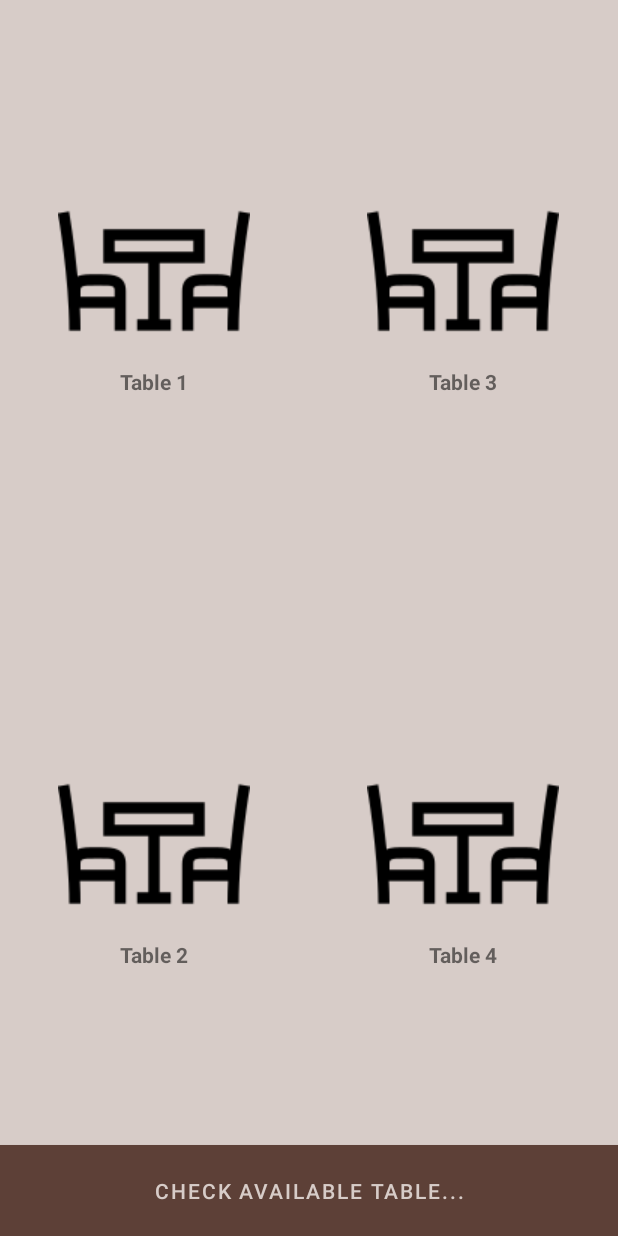
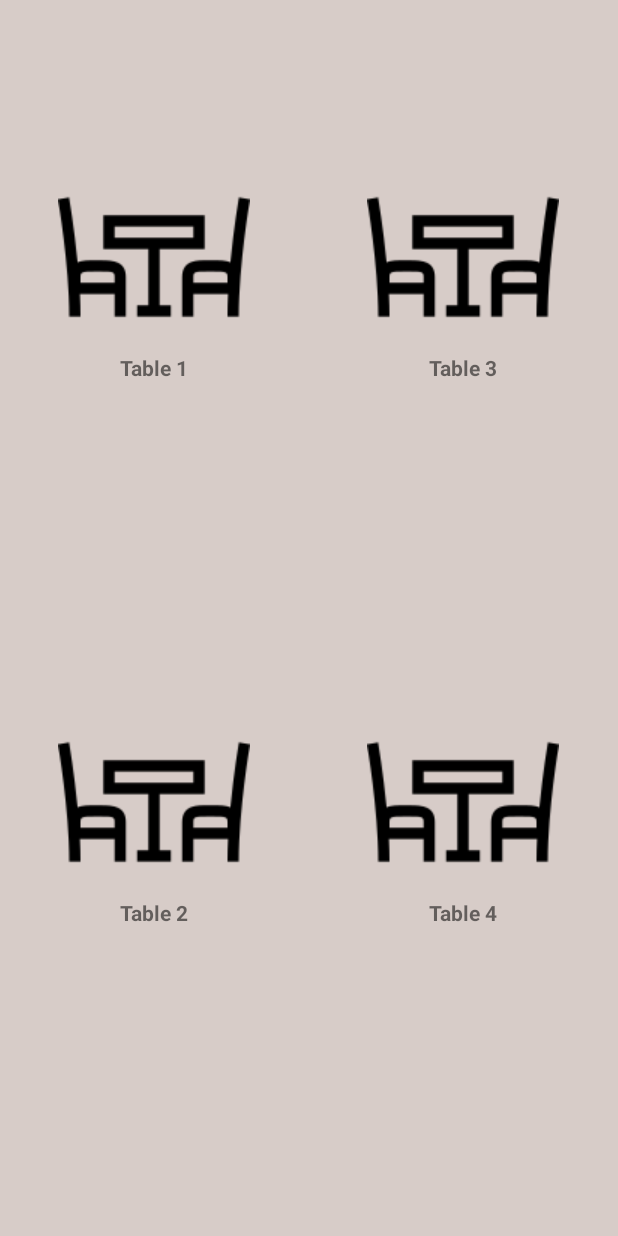
Before and after one commit to ThanhSangNguyen173/ShoppingPay, an Android app: the layout activity_table.xml on its own in the app's theme, with its tools: preview values and no code run, on a phone screen of 412 x 824 dp. Run offline under Robolectric (Android 15) with nearby library versions, the phone set to English and light mode, and no system bars.

Commit message:
update,edit,add note for layout choose table

```diff
--- a/app/src/main/AndroidManifest.xml
+++ b/app/src/main/AndroidManifest.xml
@@ -29,7 +29,8 @@
         <service
             android:name=".application.MyFirebaseMessagingService"
             android:enabled="true"
-            android:exported="true">
+            android:exported="true"
+            android:stopWithTask="false">
             <intent-filter>
                 <action android:name="com.google.firebase.MESSAGING_EVENT" />
             </intent-filter>
--- a/app/src/main/java/com/example/shoppingpay/views/activity/choosetable/ChooseTableActivity.java
+++ b/app/src/main/java/com/example/shoppingpay/views/activity/choosetable/ChooseTableActivity.java
@@ -7,6 +7,7 @@ import android.view.animation.Animation;
 import android.view.animation.AnimationUtils;
 import android.widget.Button;
 import android.widget.ImageButton;
+import android.widget.LinearLayout;
 import android.widget.TabHost;
 import android.widget.Toast;
 
@@ -28,6 +29,7 @@ public class ChooseTableActivity extends AppCompatActivity {
     String tb1,tb2,tb3,tb4,tb5,tb6,tb21,tb22,tb23,tb24;
     TabHost tabHost;
     Button btn_checktable;
+    LinearLayout item_note_status;
     ImageButton imgbtn1,imgbtn2,imgbtn3,imgbtn4,imgbtn5,imgbtn6,imgbtn21,imgbtn22,imgbtn23,imgbtn24;
 
 
@@ -206,6 +208,7 @@ public class ChooseTableActivity extends AppCompatActivity {
         imgbtn22 = findViewById(R.id.btn_table22);
         imgbtn23 = findViewById(R.id.btn_table23);
         imgbtn24 = findViewById(R.id.btn_table24);
+        item_note_status = findViewById(R.id.item_note_status);
 
         tabHost.setVisibility(View.INVISIBLE);
     }
@@ -217,6 +220,7 @@ public class ChooseTableActivity extends AppCompatActivity {
                 tabHost.setVisibility(View.VISIBLE);
                 btn_checktable.clearAnimation();
                 btn_checktable.setVisibility(View.GONE);
+                item_note_status.setVisibility(View.VISIBLE);
                 break;
             case R.id.btn_table1:
                 pickserial = "1";
--- a/app/src/main/res/layout/activity_table.xml
+++ b/app/src/main/res/layout/activity_table.xml
@@ -7,14 +7,16 @@
     tools:context=".views.activity.choosetable.ChooseTableActivity"
     android:orientation="vertical"
     android:background="@drawable/bgtable"
-    android:weightSum="22">
+    android:weightSum="22"
+    >
 
     <TabHost
         android:id="@+id/tabhost_table"
         android:layout_width="match_parent"
-        android:layout_height="wrap_content"
+        android:layout_height="match_parent"
         android:theme="@style/TabWidgetTheme"
-        android:layout_weight="21">
+        android:layout_weight="21"
+        >
 
         <LinearLayout
             android:layout_width="match_parent"
@@ -51,15 +53,44 @@
                     <include layout="@layout/layout_floor2"/>
 
                 </LinearLayout>
-
             </FrameLayout>
         </LinearLayout>
     </TabHost>
+    <LinearLayout
+        android:paddingBottom="5dp"
+        android:id="@+id/item_note_status"
+        android:layout_width="match_parent"
+        android:layout_height="wrap_content"
+        android:orientation="horizontal"
+        android:visibility="invisible">
+
+        <TextView
+            android:gravity="center"
+            android:layout_width="wrap_content"
+            android:layout_height="wrap_content"
+            android:layout_weight="1"
+            android:text="Available"
+            android:textAllCaps="true"
+            android:textStyle="bold"
+            android:drawableTop="@drawable/icon_table_64"
+            />
+        <TextView
+            android:gravity="center"
+            android:layout_width="wrap_content"
+            android:layout_height="wrap_content"
+            android:layout_weight="1"
+            android:text="Unavailable"
+            android:textAllCaps="true"
+            android:textStyle="bold"
+            android:drawableTop="@drawable/icon_using_table_64"
+            />
+    </LinearLayout>
     <Button
+        android:layout_marginTop="-35dp"
         android:id="@+id/checktable"
         android:layout_width="match_parent"
-        android:layout_height="wrap_content"
+        android:layout_height="50dp"
+        android:visibility="invisible"
         android:text="Check available table..."
-        android:background="@color/PRIMARY_COLOR"
-        android:layout_weight="1"/>
+        android:background="@color/PRIMARY_COLOR" />
 </LinearLayout>
```
Also changed, not shown: app/src/main/res/drawable/icon_table_64.png (added), app/src/main/res/drawable/icon_using_table_64.png (added).
